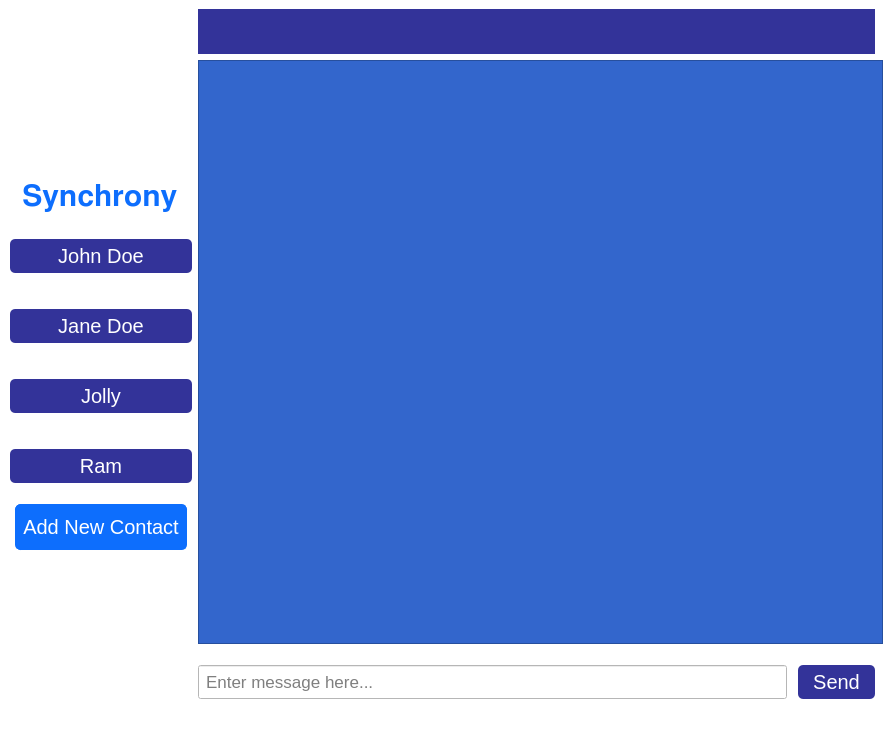
First picture: the form in front/chat.ui, repository TarangGarlapally/pegasus-server, before the edit.
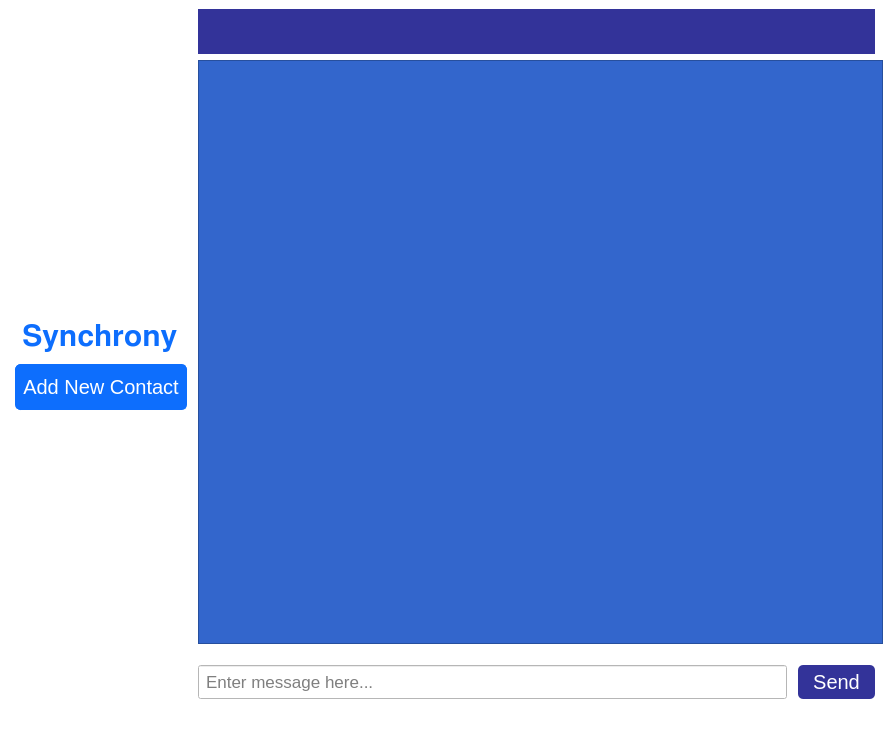
Second picture: the form after the edit.

Commit message:
Rendered Contacts
Contacts are added dynamically

The edit to the form file:
```diff
--- a/front/chat.ui
+++ b/front/chat.ui
@@ -57,64 +57,7 @@
          </widget>
         </item>
         <item>
-         <layout class="QVBoxLayout" name="verticalLayout_4">
-          <item>
-           <layout class="QHBoxLayout" name="horizontalLayout_9">
-            <item>
-             <widget class="QPushButton" name="JohnDoe">
-              <property name="styleSheet">
-               <string notr="true">background-color:#333399;color:#fff;font-size:20px;margin:15px 0px 15px 0px;padding:5px 0px 5px 0px;border:0px solid transparent;border-radius:5px</string>
-              </property>
-              <property name="text">
-               <string>John Doe</string>
-              </property>
-             </widget>
-            </item>
-           </layout>
-          </item>
-          <item>
-           <layout class="QHBoxLayout" name="horizontalLayout_8">
-            <item>
-             <widget class="QPushButton" name="JaneDoe">
-              <property name="styleSheet">
-               <string notr="true">background-color:#333399;color:#fff;font-size:20px;margin:15px 0px 15px 0px;padding:5px 0px 5px 0px;border:0px solid transparent;border-radius:5px</string>
-              </property>
-              <property name="text">
-               <string>Jane Doe</string>
-              </property>
-             </widget>
-            </item>
-           </layout>
-          </item>
-          <item>
-           <layout class="QHBoxLayout" name="horizontalLayout_6">
-            <item>
-             <widget class="QPushButton" name="Jolly">
-              <property name="styleSheet">
-               <string notr="true">background-color:#333399;color:#fff;font-size:20px;margin:15px 0px 15px 0px;padding:5px 0px 5px 0px;border:0px solid transparent;border-radius:5px</string>
-              </property>
-              <property name="text">
-               <string>Jolly</string>
-              </property>
-             </widget>
-            </item>
-           </layout>
-          </item>
-          <item>
-           <layout class="QHBoxLayout" name="horizontalLayout_7">
-            <item>
-             <widget class="QPushButton" name="Ram">
-              <property name="styleSheet">
-               <string notr="true">background-color:#333399;color:#fff;font-size:20px;margin:15px 0px 15px 0px;padding:5px 0px 5px 0px;border:0px solid transparent;border-radius:5px</string>
-              </property>
-              <property name="text">
-               <string>Ram</string>
-              </property>
-             </widget>
-            </item>
-           </layout>
-          </item>
-         </layout>
+         <layout class="QVBoxLayout" name="contactsList"/>
         </item>
         <item>
          <widget class="QPushButton" name="addButton">
```
Left out of the diff: 2 changed lines with no effect on the pictures. The commit also changes 1 other file.
